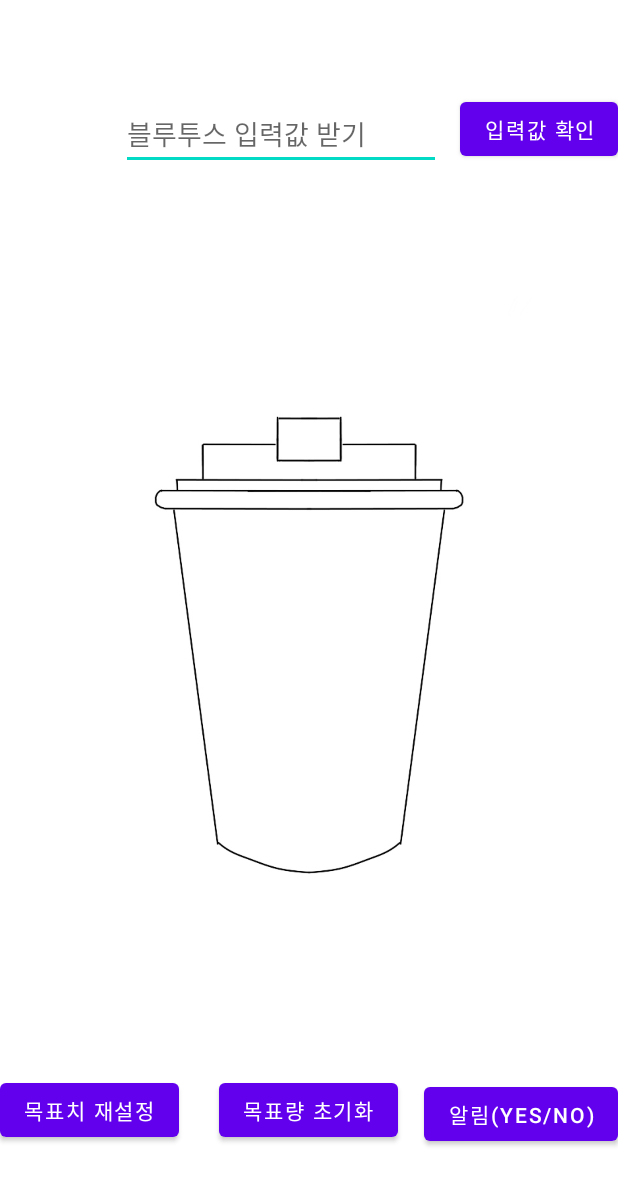
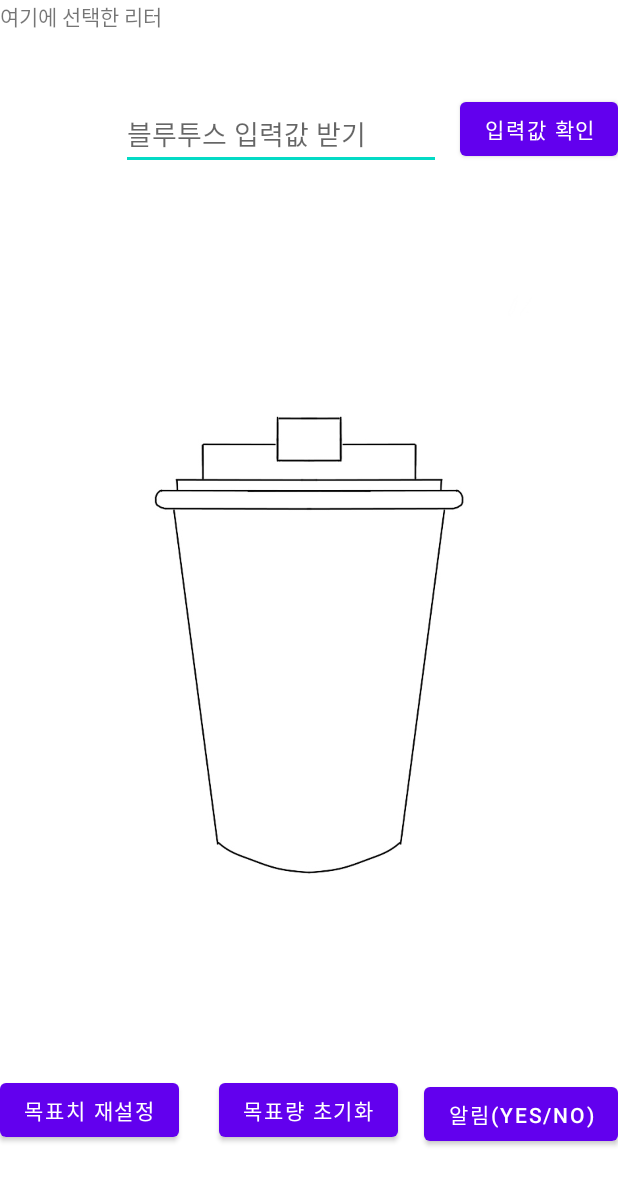
Before and after one commit to yundoryeong/Waterplan, an Android app: the layout activity_water.xml on its own in the app's theme, with its tools: preview values and no code run, on a phone screen of 412 x 824 dp. Shown: the top 1185 px of the screen. Run offline under Robolectric (Android 15) with nearby library versions, the phone set to English and light mode, and no system bars.

Commit message:
버튼 , 마감처리

```diff
--- a/app/src/main/res/layout/activity_water.xml
+++ b/app/src/main/res/layout/activity_water.xml
@@ -14,6 +14,33 @@
         app:layout_constraintEnd_toEndOf="parent"
         app:layout_constraintStart_toStartOf="parent"
         app:layout_constraintTop_toTopOf="parent">
+
+        <androidx.constraintlayout.widget.ConstraintLayout
+            android:layout_width="200dp"
+            android:layout_height="250dp"
+            android:layout_gravity="center_horizontal|center_vertical"
+            android:accessibilityLiveRegion="none"
+            android:addStatesFromChildren="false"
+            android:alwaysDrawnWithCache="false"
+            android:animateLayoutChanges="false"
+            android:clickable="false"
+            android:clipToPadding="false"
+            android:descendantFocusability="blocksDescendants"
+            android:fadeScrollbars="false">
+
+            <EditText
+                android:id="@+id/editTextNumber2"
+                android:layout_width="122dp"
+                android:layout_height="150dp"
+                android:ems="10"
+                android:inputType="number"
+                app:layout_constraintBottom_toBottomOf="parent"
+                app:layout_constraintEnd_toEndOf="parent"
+                app:layout_constraintStart_toStartOf="parent"
+                app:layout_constraintTop_toTopOf="parent"
+                app:layout_constraintVertical_bias="0.84" />
+
+        </androidx.constraintlayout.widget.ConstraintLayout>
 
         <ImageView
             android:id="@+id/imageView"
@@ -124,6 +151,14 @@
         app:layout_constraintTop_toTopOf="parent"
         app:layout_constraintVertical_bias="0.923" />
 
+    <TextView
+        android:id="@+id/textHere"
+        android:layout_width="wrap_content"
+        android:layout_height="wrap_content"
+        android:text="여기에 선택한 리터 "
+        tools:layout_editor_absoluteX="139dp"
+        tools:layout_editor_absoluteY="108dp" />
+
     <!-- <EditText
         android:id="@+id/Edit1"
         android:layout_width="0dp"
```
Also changed, not shown: app/src/main/java/com/example/waterplan/activity/LitterActivity.java (+7 -7 lines), app/src/main/java/com/example/waterplan/activity/WaterActivity.java (+27 -11 lines), app/src/main/res/layout/activity_buletooth.xml (added, +59 -0 lines), app/src/main/res/layout/activity_litter.xml (+0 -12 lines).
